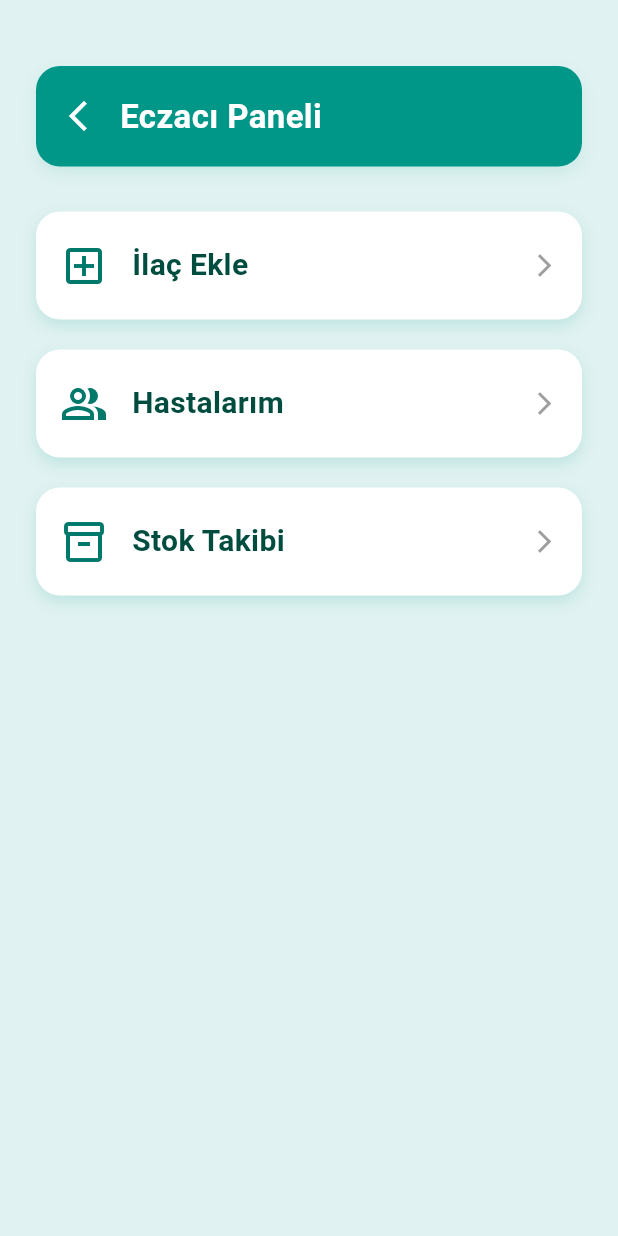
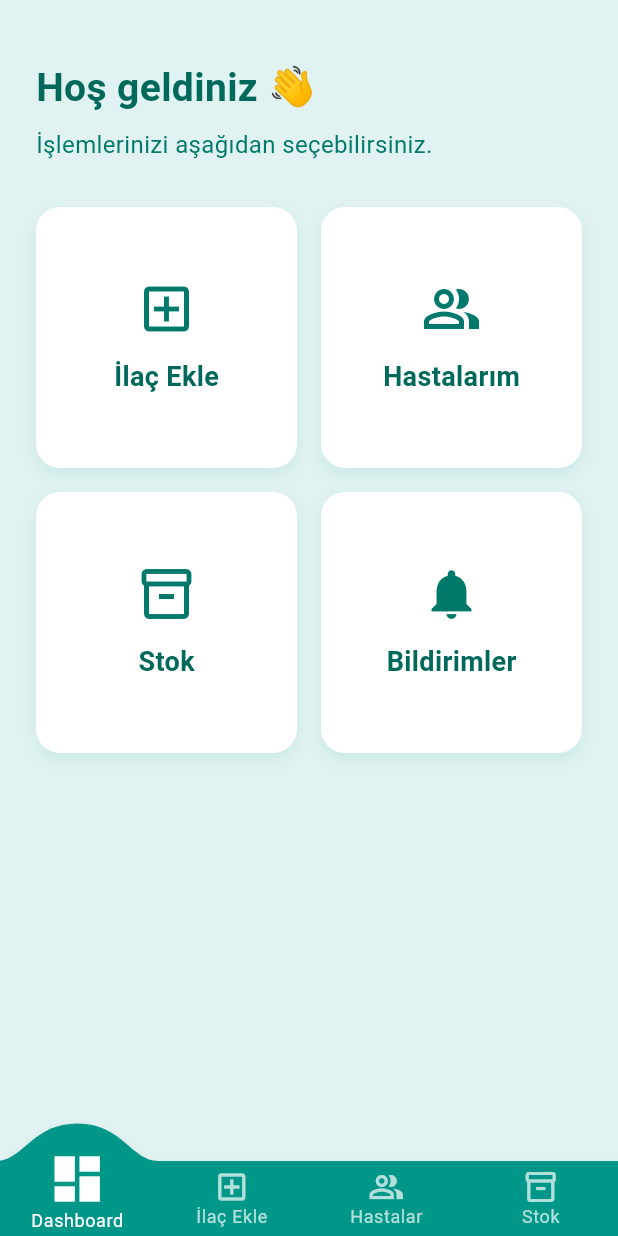
Before and after one commit to Mert30/YZTA-Bootcamp-Group-110, a Flutter app: the PharmacistMainPage screen opened directly, on a phone screen of 412 x 824 dp. Run offline on Flutter 3.47's test engine with Material 3 defaults, Android fonts, the phone set to English and light mode, and no system bars; drawn by our look-alikes of convex_bottom_bar; our stand-ins replace cloud_firestore, firebase_auth, firebase_core; missing offline and left inert: mobile_scanner; accounts and stored records are empty.

Commit message:
"Birkaç yeni sayfa daha eklendi."

```diff
--- /dev/null
+++ b/lib/pages/dashboard_page.dart
@@ -0,0 +1,138 @@
+import 'package:flutter/material.dart';
+import 'package:smart_med_assistant/pages/add_medicine_page.dart';
+import 'package:smart_med_assistant/pages/patients_page.dart';
+import 'package:smart_med_assistant/pages/stock_page.dart';
+
+class PharmacistPanelPage extends StatelessWidget {
+  const PharmacistPanelPage({super.key});
+
+  @override
+  Widget build(BuildContext context) {
+    return Scaffold(
+      backgroundColor: Colors.teal.shade50,
+      body: SafeArea(
+        child: Padding(
+          padding: const EdgeInsets.all(24.0),
+          child: Column(
+            crossAxisAlignment: CrossAxisAlignment.start,
+            children: [
+              const SizedBox(height: 16),
+              Text(
+                "Hoş geldiniz 👋",
+                style: TextStyle(
+                  fontSize: 26,
+                  fontWeight: FontWeight.bold,
+                  color: Colors.teal.shade800,
+                ),
+              ),
+              const SizedBox(height: 8),
+              Text(
+                "İşlemlerinizi aşağıdan seçebilirsiniz.",
+                style: TextStyle(fontSize: 16, color: Colors.teal.shade700),
+              ),
+              const SizedBox(height: 30),
+
+              Expanded(
+                child: GridView.count(
+                  crossAxisCount: 2,
+                  crossAxisSpacing: 16,
+                  mainAxisSpacing: 16,
+                  children: [
+                    _buildPanelCard(
+                      context,
+                      title: "İlaç Ekle",
+                      icon: Icons.add_box_outlined,
+                      onTap: () {
+                        Navigator.push(
+                          context,
+                          MaterialPageRoute(
+                            builder: (context) => const AddMedicinePage(),
+                          ),
+                        );
+                      },
+                    ),
+                    _buildPanelCard(
+                      context,
+                      title: "Hastalarım",
+                      icon: Icons.people_alt_outlined,
+                      onTap: () {
+                        Navigator.push(
+                          context,
+                          MaterialPageRoute(
+                            builder: (context) => const PatientsPage(),
+                          ),
+                        );
+                      },
+                    ),
+                    _buildPanelCard(
+                      context,
+                      title: "Stok",
+                      icon: Icons.inventory_2_outlined,
+                      onTap: () {
+                        Navigator.push(
+                          context,
+                          MaterialPageRoute(
+                            builder: (context) => const StockPage(),
+                          ),
+                        );
+                      },
+                    ),
+                    _buildPanelCard(
+                      context,
+                      title: "Bildirimler",
+                      icon: Icons.notifications,
+                      onTap: () {
+                        // Bildirimler sayfası eklenecek
+                      },
+                    ),
+                  ],
+                ),
+              ),
+            ],
+          ),
+        ),
+      ),
+    );
+  }
+
+  Widget _buildPanelCard(
+    BuildContext context, {
+    required String title,
+    required IconData icon,
+    required VoidCallback onTap,
+  }) {
+    return InkWell(
+      onTap: onTap,
+      borderRadius: BorderRadius.circular(16),
+      splashColor: Colors.teal.shade100,
+      child: Container(
+        decoration: BoxDecoration(
+          color: Colors.white,
+          borderRadius: BorderRadius.circular(16),
+          boxShadow: [
+            BoxShadow(
+              color: Colors.teal.withOpacity(0.1),
+              blurRadius: 8,
+              offset: const Offset(0, 4),
+            ),
+          ],
+        ),
+        child: Column(
+          mainAxisAlignment: MainAxisAlignment.center,
+          children: [
+            Icon(icon, color: Colors.teal.shade700, size: 40),
+            const SizedBox(height: 12),
+            Text(
+              title,
+              style: TextStyle(
+                fontSize: 18,
+                fontWeight: FontWeight.w600,
+                color: Colors.teal.shade800,
+              ),
+            ),
+          ],
+        ),
+      ),
+    );
+  }
+}
--- a/lib/pages/pharmacy_main_page.dart
+++ b/lib/pages/pharmacy_main_page.dart
@@ -1,139 +1,48 @@
 import 'package:flutter/material.dart';
+import 'package:convex_bottom_bar/convex_bottom_bar.dart';
+import 'package:smart_med_assistant/pages/dashboard_page.dart';
 import 'package:smart_med_assistant/pages/add_medicine_page.dart';
 import 'package:smart_med_assistant/pages/patients_page.dart';
+import 'package:smart_med_assistant/pages/stock_page.dart';
 
-class PharmacistMainPage extends StatelessWidget {
+class PharmacistMainPage extends StatefulWidget {
   const PharmacistMainPage({super.key});
+
+  @override
+  State<PharmacistMainPage> createState() => _PharmacistMainPageState();
+}
+
+class _PharmacistMainPageState extends State<PharmacistMainPage> {
+  int _selectedIndex = 0;
+
+  final List<Widget> _pages = const [
+    PharmacistPanelPage(),
+    AddMedicinePage(),
+    PatientsPage(),
+    StockPage(),
+  ];
 
   @override
   Widget build(BuildContext context) {
     return Scaffold(
-      backgroundColor: Colors.teal.shade50,
-      body: Padding(
-        padding: const EdgeInsets.all(24),
-        child: Column(
-          children: [
-            // Özel başlık
-            SizedBox(height: 20),
-            Container(
-              padding: const EdgeInsets.symmetric(horizontal: 16, vertical: 18),
-              decoration: BoxDecoration(
-                color: Colors.teal,
-                borderRadius: BorderRadius.circular(16),
-                boxShadow: [
-                  BoxShadow(
-                    color: Colors.teal.withOpacity(0.1),
-                    blurRadius: 8,
-                    offset: const Offset(0, 4),
-                  ),
-                ],
-              ),
-              child: Row(
-                children: [
-                  InkWell(
-                    onTap: () {
-                      Navigator.pop(context);
-                    },
-                    borderRadius: BorderRadius.circular(30),
-                    child: Icon(
-                      Icons.arrow_back_ios_new,
-                      color: Colors.white,
-                      size: 24,
-                    ),
-                  ),
-                  const SizedBox(width: 16),
-                  Text(
-                    'Eczacı Paneli',
-                    style: TextStyle(
-                      fontSize: 22,
-                      fontWeight: FontWeight.bold,
-                      color: Colors.white,
-                    ),
-                  ),
-                ],
-              ),
-            ),
-
-            const SizedBox(height: 30),
-
-            // Butonlar
-            _buildCardButton(
-              context,
-              label: 'İlaç Ekle',
-              icon: Icons.add_box_outlined,
-              onTap: () {
-                Navigator.push(
-                  context,
-                  MaterialPageRoute(builder: (context) => AddMedicinePage()),
-                );
-              },
-            ),
-            const SizedBox(height: 20),
-            _buildCardButton(
-              context,
-              label: 'Hastalarım',
-              icon: Icons.people_alt_outlined,
-              onTap: () {
-                Navigator.push(
-                  context,
-                  MaterialPageRoute(builder: (context) => PatientsPage()),
-                );
-              },
-            ),
-            const SizedBox(height: 20),
-            _buildCardButton(
-              context,
-              label: 'Stok Takibi',
-              icon: Icons.inventory_2_outlined,
-              onTap: () {
-                // Navigator.push(context, MaterialPageRoute(builder: (context) => StockPage()));
-              },
-            ),
-          ],
-        ),
-      ),
-    );
-  }
-
-  Widget _buildCardButton(
-    BuildContext context, {
-    required String label,
-    required IconData icon,
-    required VoidCallback onTap,
-  }) {
-    return InkWell(
-      onTap: onTap,
-      borderRadius: BorderRadius.circular(16),
-      splashColor: Colors.teal.shade100,
-      child: Container(
-        padding: const EdgeInsets.symmetric(vertical: 20, horizontal: 16),
-        decoration: BoxDecoration(
-          color: Colors.white,
-          borderRadius: BorderRadius.circular(16),
-          boxShadow: [
-            BoxShadow(
-              color: Colors.teal.withOpacity(0.15),
-              blurRadius: 8,
-              offset: const Offset(0, 4),
-            ),
-          ],
-        ),
-        child: Row(
-          children: [
-            Icon(icon, color: Colors.teal.shade700, size: 32),
-            const SizedBox(width: 16),
-            Text(
-              label,
-              style: TextStyle(
-                color: Colors.teal.shade900,
-                fontSize: 20,
-                fontWeight: FontWeight.w600,
-              ),
-            ),
-            const Spacer(),
-            const Icon(Icons.arrow_forward_ios, size: 18, color: Colors.grey),
-          ],
-        ),
+      body: _pages[_selectedIndex],
+      bottomNavigationBar: ConvexAppBar(
+        backgroundColor: Colors.teal,
+        activeColor: Colors.white,
+        color: Colors.white70,
+        style: TabStyle.react,
+        items: const [
+          TabItem(icon: Icons.dashboard, title: 'Dashboard'),
+          TabItem(icon: Icons.add_box_outlined, title: 'İlaç Ekle'),
+          TabItem(icon: Icons.people_alt_outlined, title: 'Hastalar'),
+          TabItem(icon: Icons.inventory_2_outlined, title: 'Stok'),
+        ],
+        initialActiveIndex: _selectedIndex,
+        onTap: (int index) {
+          setState(() {
+            _selectedIndex = index;
+          });
+        },
       ),
     );
   }
--- a/pubspec.yaml
+++ b/pubspec.yaml
@@ -41,6 +41,8 @@ dependencies:
   cloud_firestore: ^5.6.11
   intl: ^0.20.2
   mobile_scanner: ^7.0.1
+  convex_bottom_bar: ^3.2.0
+  fl_chart: ^1.0.0
 
 dev_dependencies:
   flutter_test:
```
Also changed, not shown: lib/pages/stock_page.dart (added, +85 -0 lines), pubspec.lock.
